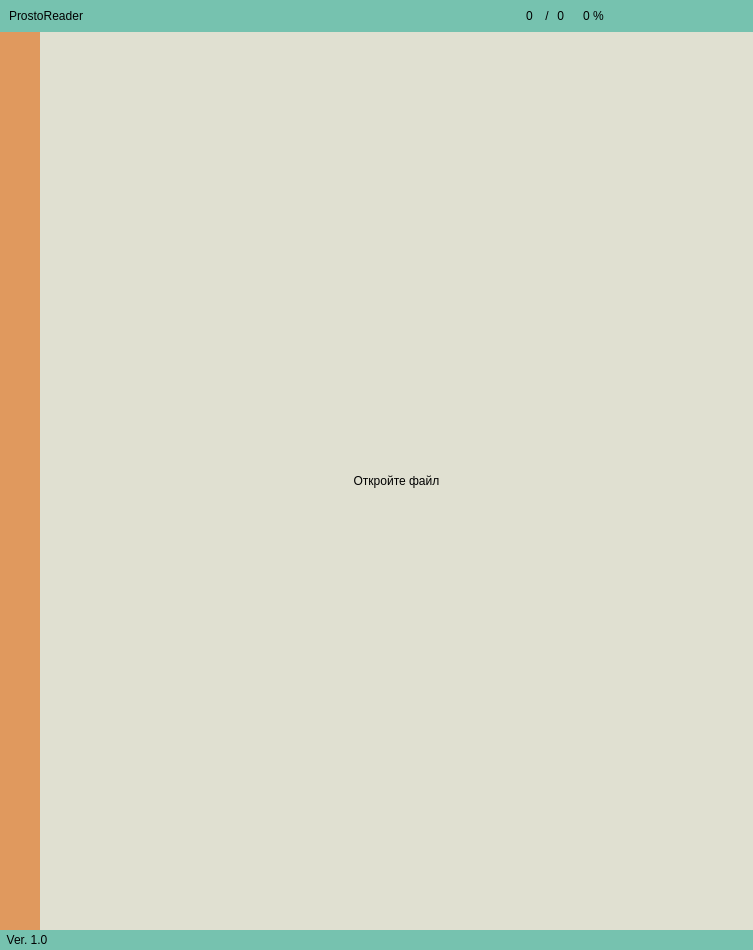
Above: ProstoReader.ui from olegozerov/prosto-reader before the change. Below: the same form after it.
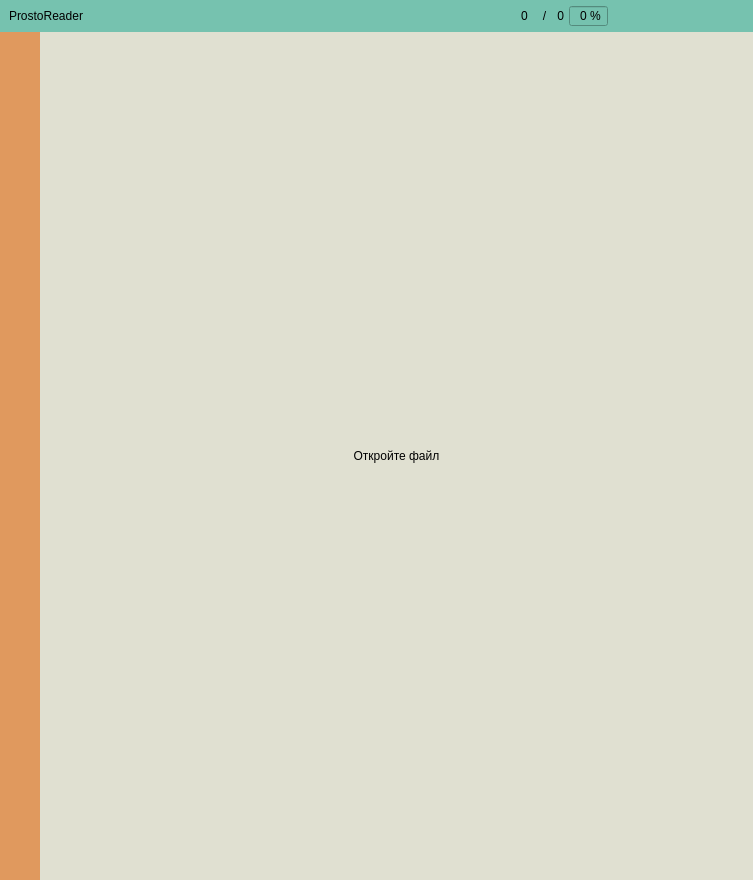
That is the form after the change. Icons and pictures are not drawn.

The edit to the form file:
```diff
--- a/ProstoReader.ui
+++ b/ProstoReader.ui
@@ -7,7 +7,7 @@
     <x>0</x>
     <y>0</y>
     <width>753</width>
-    <height>950</height>
+    <height>880</height>
    </rect>
   </property>
   <property name="sizePolicy">
@@ -19,14 +19,14 @@
   <property name="minimumSize">
    <size>
     <width>750</width>
-    <height>950</height>
+    <height>870</height>
    </size>
   </property>
   <property name="windowTitle">
    <string>ProstoReader</string>
   </property>
   <property name="styleSheet">
-   <string notr="true"/>
+   <string notr="true">background-color: rgb(224, 224, 209);</string>
   </property>
   <property name="toolButtonStyle">
    <enum>Qt::ToolButtonIconOnly</enum>
@@ -36,7 +36,7 @@
   </property>
   <widget class="QWidget" name="mainWidget">
    <property name="styleSheet">
-    <string notr="true"/>
+    <string notr="true">background-color: rgb(224, 224, 209);</string>
    </property>
    <layout class="QVBoxLayout" name="verticalLayout">
     <property name="spacing">
@@ -224,7 +224,7 @@
             </property>
             <property name="minimumSize">
              <size>
-              <width>10</width>
+              <width>15</width>
               <height>0</height>
              </size>
             </property>
@@ -297,7 +297,7 @@
              <set>Qt::ImhDigitsOnly</set>
             </property>
             <property name="frame">
-             <bool>false</bool>
+             <bool>true</bool>
             </property>
             <property name="alignment">
              <set>Qt::AlignRight|Qt::AlignTrailing|Qt::AlignVCenter</set>
@@ -308,6 +308,18 @@
             <property name="suffix">
              <string> %</string>
             </property>
+            <property name="singleStep">
+             <number>1</number>
+            </property>
+            <property name="stepType">
+             <enum>QAbstractSpinBox::DefaultStepType</enum>
+            </property>
+            <property name="value">
+             <number>0</number>
+            </property>
+            <property name="displayIntegerBase">
+             <number>11</number>
+            </property>
            </widget>
           </item>
           <item>
@@ -826,7 +838,7 @@
                    <x>0</x>
                    <y>0</y>
                    <width>709</width>
-                   <height>895</height>
+                   <height>845</height>
                   </rect>
                  </property>
                  <layout class="QVBoxLayout" name="verticalLayout_7">
@@ -875,55 +887,6 @@
       </layout>
      </widget>
     </item>
-    <item>
-     <widget class="QFrame" name="freFooter">
-      <property name="minimumSize">
-       <size>
-        <width>0</width>
-        <height>20</height>
-       </size>
-      </property>
-      <property name="styleSheet">
-       <string notr="true">background-color: rgb(118, 194, 175);</string>
-      </property>
-      <property name="inputMethodHints">
-       <set>Qt::ImhNone</set>
-      </property>
-      <property name="frameShape">
-       <enum>QFrame::NoFrame</enum>
-      </property>
-      <property name="frameShadow">
-       <enum>QFrame::Raised</enum>
-      </property>
-      <layout class="QHBoxLayout" name="horizontalLayout_5">
-       <property name="spacing">
-        <number>0</number>
-       </property>
-       <property name="leftMargin">
-        <number>0</number>
-       </property>
-       <property name="topMargin">
-        <number>0</number>
-       </property>
-       <property name="rightMargin">
-        <number>0</number>
-       </property>
-       <property name="bottomMargin">
-        <number>0</number>
-       </property>
-       <item>
-        <widget class="QLabel" name="lblVersion">
-         <property name="text">
-          <string>  Ver. 1.0</string>
-         </property>
-         <property name="alignment">
-          <set>Qt::AlignLeading|Qt::AlignLeft|Qt::AlignVCenter</set>
-         </property>
-        </widget>
-       </item>
-      </layout>
-     </widget>
-    </item>
    </layout>
    <zorder>freFooter</zorder>
    <zorder>freMainWorkspace</zorder>
```
Left out of the diff: 7 changed lines with no effect on the pictures.
